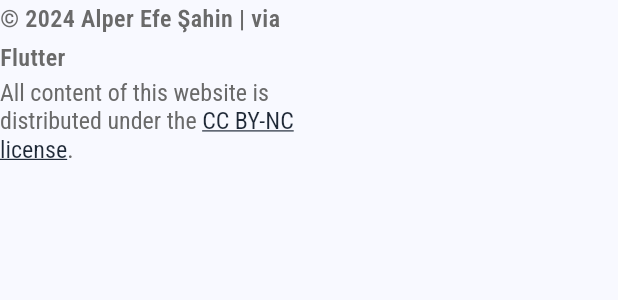
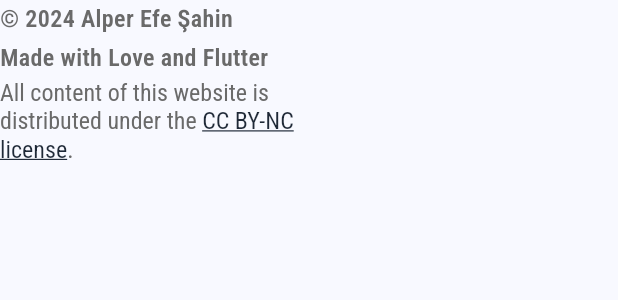
Before and after one commit to FlutterWiz/Flutter-Portfolio, a Flutter app: the CopyrightFooter widget shown alone on an empty page, opened directly, on a phone screen of 412 x 824 dp. Shown: the top 300 px of the screen. Run offline on Flutter 3.47's test engine with Material 3 defaults, Android fonts, the phone set to English and light mode, and no system bars; our stand-ins replace font_awesome_flutter, google_fonts.

Commit message:
update texts

```diff
--- a/lib/core/design_system/footer/widgets/copyright_footer.dart
+++ b/lib/core/design_system/footer/widgets/copyright_footer.dart
@@ -18,7 +18,7 @@ class CopyrightFooter extends StatelessWidget with LaunchMixin {
         crossAxisAlignment: CrossAxisAlignment.start,
         children: [
           CustomText(
-            text: '© ${DateTime.now().year} Alper Efe Şahin | via Flutter',
+            text: '© ${DateTime.now().year} Alper Efe Şahin\nMade with Love and Flutter',
             color: grey,
             fontSize: 16,
             fontWeight: FontWeight.w600,
--- a/lib/features/about/widgets/open_source/featured_project_container.dart
+++ b/lib/features/about/widgets/open_source/featured_project_container.dart
@@ -32,7 +32,7 @@ class FeaturedProjectContainer extends StatelessWidget {
   Widget build(BuildContext context) {
     return Container(
       width: isMobile ? null : 375,
-      height: isMobile ? 300 : 250,
+      height: isMobile ? 325 : 285,
       padding: EdgeInsets.all(isMobile ? 48 : 36),
       margin: const EdgeInsets.only(bottom: 48),
       decoration: BoxDecoration(
@@ -201,7 +201,7 @@ class _ProjectActions extends StatelessWidget {
         if (isSponsored) const SizedBox(width: 12),
         if (isSponsored)
           Text(
-            "Sponsored!",
+            "Sponsored by GetStream!",
             style: GoogleFonts.robotoCondensed(
               fontSize: isMobile ? 20 : 16,
               decoration: TextDecoration.underline,
```
